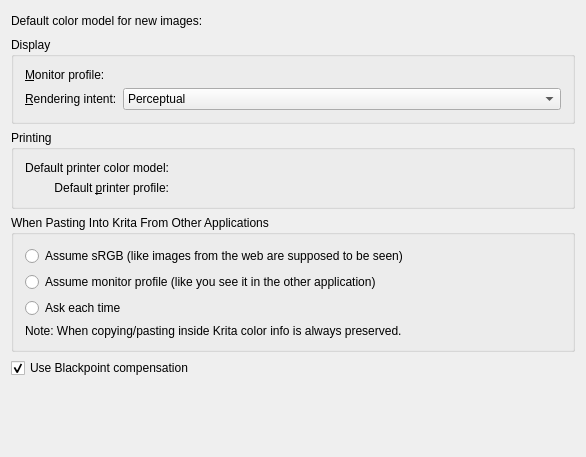
Before: the Qt Designer form krita/ui/forms/wdgcolorsettings.ui in KDE/krita, drawn with Qt 5.
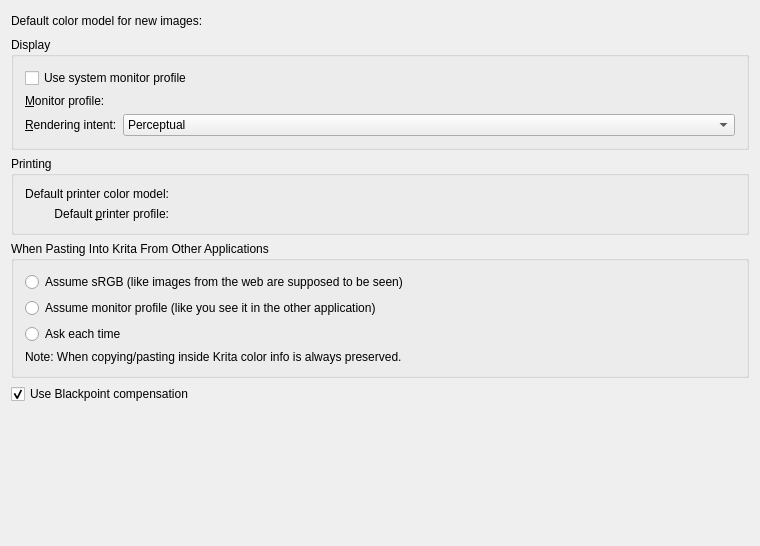
After: the same form once the commit is applied. Custom widgets are drawn as their Qt base class.

Commit message:
Allow users to override the system-wide monitor profile.
See http://ninedegreesbelow.com/photography/monitor-profile-calibrate-confuse.html

CCMAIL:l.elle.stone@gmail.com

Diff of the .ui file:
```diff
--- a/krita/ui/forms/wdgcolorsettings.ui
+++ b/krita/ui/forms/wdgcolorsettings.ui
@@ -6,8 +6,8 @@
    <rect>
     <x>0</x>
     <y>0</y>
-    <width>586</width>
-    <height>457</height>
+    <width>760</width>
+    <height>546</height>
    </rect>
   </property>
   <property name="windowTitle">
@@ -65,6 +65,16 @@
       <property name="margin">
        <number>11</number>
       </property>
+      <item>
+       <widget class="QCheckBox" name="chkUseSystemMonitorProfile">
+        <property name="text">
+         <string>Use system monitor profile</string>
+        </property>
+        <property name="checked">
+         <bool>false</bool>
+        </property>
+       </widget>
+      </item>
       <item>
        <layout class="QHBoxLayout">
         <property name="spacing">
```
The commit also changes 3 other files.
